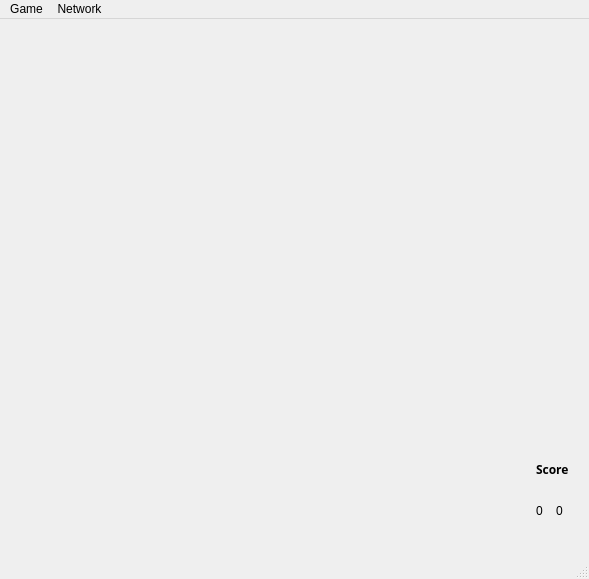
wa1575/AI_connect6_proto, file connect-six/mainwindow.ui: the form before one commit.
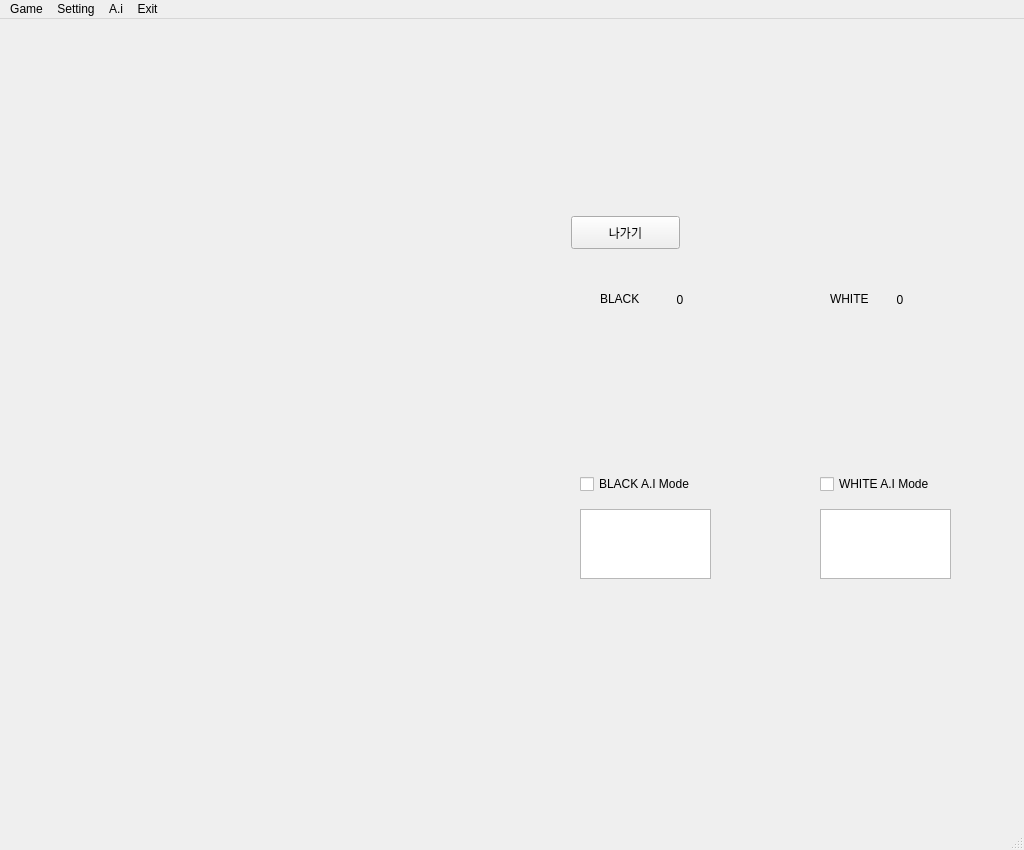
The form after the commit. Icons and pictures are not drawn.

The edit to the form file:
```diff
--- a/connect-six/mainwindow.ui
+++ b/connect-six/mainwindow.ui
@@ -6,33 +6,171 @@
    <rect>
     <x>0</x>
     <y>0</y>
-    <width>589</width>
-    <height>579</height>
+    <width>1024</width>
+    <height>850</height>
    </rect>
   </property>
+  <property name="maximumSize">
+   <size>
+    <width>1024</width>
+    <height>850</height>
+   </size>
+  </property>
   <property name="windowTitle">
    <string>MainWindow</string>
   </property>
   <widget class="QWidget" name="centralWidget">
+   <property name="minimumSize">
+    <size>
+     <width>1024</width>
+     <height>800</height>
+    </size>
+   </property>
+   <property name="maximumSize">
+    <size>
+     <width>1024</width>
+     <height>16777215</height>
+    </size>
+   </property>
    <widget class="QWidget" name="layoutWidget">
     <property name="geometry">
      <rect>
-      <x>9</x>
-      <y>9</y>
-      <width>571</width>
-      <height>501</height>
+      <x>560</x>
+      <y>110</y>
+      <width>131</width>
+      <height>131</height>
      </rect>
     </property>
-    <layout class="QHBoxLayout" name="horizontalLayout">
-     <item>
-      <layout class="QGridLayout" name="gridLayout">
+    <layout class="QGridLayout" name="gridLayout_4">
        <item row="0" column="0">
+      <widget class="QLabel" name="label_2">
+       <property name="font">
+        <font>
+         <weight>75</weight>
+         <bold>true</bold>
+        </font>
+       </property>
+       <property name="layoutDirection">
+        <enum>Qt::LeftToRight</enum>
+       </property>
+       <property name="text">
+        <string/>
+       </property>
+      </widget>
+     </item>
+     <item row="1" column="0">
+      <widget class="QLabel" name="label_turn">
+       <property name="sizePolicy">
+        <sizepolicy hsizetype="Expanding" vsizetype="Expanding">
+         <horstretch>0</horstretch>
+         <verstretch>0</verstretch>
+        </sizepolicy>
+       </property>
+       <property name="minimumSize">
+        <size>
+         <width>0</width>
+         <height>30</height>
+        </size>
+       </property>
+       <property name="maximumSize">
+        <size>
+         <width>16777215</width>
+         <height>30</height>
+        </size>
+       </property>
+       <property name="font">
+        <font>
+         <weight>75</weight>
+         <bold>true</bold>
+        </font>
+       </property>
+       <property name="text">
+        <string/>
+       </property>
+      </widget>
+     </item>
+     <item row="2" column="0">
+      <widget class="QPushButton" name="pushButton">
+       <property name="sizePolicy">
+        <sizepolicy hsizetype="Preferred" vsizetype="Preferred">
+         <horstretch>0</horstretch>
+         <verstretch>0</verstretch>
+        </sizepolicy>
+       </property>
+       <property name="maximumSize">
+        <size>
+         <width>396</width>
+         <height>16777215</height>
+        </size>
+       </property>
+       <property name="text">
+        <string>나가기</string>
+       </property>
+      </widget>
+     </item>
+    </layout>
+   </widget>
+   <widget class="QCheckBox" name="checkBox_2">
+    <property name="geometry">
+     <rect>
+      <x>820</x>
+      <y>450</y>
+      <width>170</width>
+      <height>30</height>
+     </rect>
+    </property>
+    <property name="sizePolicy">
+     <sizepolicy hsizetype="MinimumExpanding" vsizetype="MinimumExpanding">
+      <horstretch>0</horstretch>
+      <verstretch>0</verstretch>
+     </sizepolicy>
+    </property>
+    <property name="text">
+     <string>WHITE A.I Mode</string>
+    </property>
+   </widget>
+   <widget class="QCheckBox" name="checkBox">
+    <property name="geometry">
+     <rect>
+      <x>580</x>
+      <y>450</y>
+      <width>170</width>
+      <height>30</height>
+     </rect>
+    </property>
+    <property name="sizePolicy">
+     <sizepolicy hsizetype="MinimumExpanding" vsizetype="MinimumExpanding">
+      <horstretch>0</horstretch>
+      <verstretch>0</verstretch>
+     </sizepolicy>
+    </property>
+    <property name="text">
+     <string>BLACK A.I Mode</string>
+    </property>
+   </widget>
+   <widget class="QWidget" name="layoutWidget">
+    <property name="geometry">
+     <rect>
+      <x>10</x>
+      <y>10</y>
+      <width>521</width>
+      <height>704</height>
+     </rect>
+    </property>
+    <layout class="QGridLayout" name="gridLayout">
+     <item row="0" column="1">
         <layout class="QHBoxLayout" name="HLayout">
          <property name="topMargin">
-          <number>10</number>
+        <number>0</number>
          </property>
          <item>
           <widget class="QLabel" name="label_6">
+         <property name="maximumSize">
+          <size>
+           <width>6</width>
+           <height>16777215</height>
+          </size>
+         </property>
            <property name="font">
             <font>
              <weight>75</weight>
@@ -49,16 +187,25 @@
            <property name="orientation">
             <enum>Qt::Horizontal</enum>
            </property>
+         <property name="sizeType">
+          <enum>QSizePolicy::Expanding</enum>
+         </property>
            <property name="sizeHint" stdset="0">
             <size>
              <width>40</width>
-             <height>20</height>
+           <height>220</height>
             </size>
            </property>
           </spacer>
          </item>
          <item>
           <widget class="QLabel" name="label_3">
+         <property name="maximumSize">
+          <size>
+           <width>6</width>
+           <height>16777215</height>
+          </size>
+         </property>
            <property name="font">
             <font>
              <weight>75</weight>
@@ -72,6 +219,24 @@
          </item>
          <item>
           <widget class="QLabel" name="label_color">
+         <property name="sizePolicy">
+          <sizepolicy hsizetype="Expanding" vsizetype="Expanding">
+           <horstretch>2</horstretch>
+           <verstretch>2</verstretch>
+          </sizepolicy>
+         </property>
+         <property name="minimumSize">
+          <size>
+           <width>460</width>
+           <height>700</height>
+          </size>
+         </property>
+         <property name="maximumSize">
+          <size>
+           <width>460</width>
+           <height>700</height>
+          </size>
+         </property>
            <property name="font">
             <font>
              <weight>75</weight>
@@ -88,63 +253,86 @@
            <property name="orientation">
             <enum>Qt::Horizontal</enum>
            </property>
+         <property name="sizeType">
+          <enum>QSizePolicy::Expanding</enum>
+         </property>
            <property name="sizeHint" stdset="0">
             <size>
              <width>40</width>
-             <height>20</height>
+           <height>220</height>
             </size>
            </property>
           </spacer>
          </item>
-         <item>
-          <widget class="QLabel" name="label_turn">
-           <property name="font">
-            <font>
-             <weight>75</weight>
-             <bold>true</bold>
-            </font>
-           </property>
+      </layout>
+     </item>
+    </layout>
+   </widget>
+   <widget class="QLabel" name="label">
+    <property name="geometry">
+     <rect>
+      <x>600</x>
+      <y>270</y>
+      <width>60</width>
+      <height>20</height>
+     </rect>
+    </property>
+    <property name="sizePolicy">
+     <sizepolicy hsizetype="Expanding" vsizetype="Expanding">
+      <horstretch>0</horstretch>
+      <verstretch>0</verstretch>
+     </sizepolicy>
+    </property>
            <property name="text">
-            <string/>
-           </property>
-          </widget>
-         </item>
-         <item>
-          <widget class="QLabel" name="label_2">
-           <property name="font">
-            <font>
-             <weight>75</weight>
-             <bold>true</bold>
-            </font>
-           </property>
+     <string>BLACK</string>
+    </property>
+   </widget>
+   <widget class="QLabel" name="label_8">
+    <property name="geometry">
+     <rect>
+      <x>830</x>
+      <y>270</y>
+      <width>60</width>
+      <height>20</height>
+     </rect>
+    </property>
+    <property name="sizePolicy">
+     <sizepolicy hsizetype="Expanding" vsizetype="Expanding">
+      <horstretch>0</horstretch>
+      <verstretch>0</verstretch>
+     </sizepolicy>
+    </property>
            <property name="text">
-            <string/>
-           </property>
-          </widget>
-         </item>
-        </layout>
-       </item>
-      </layout>
-     </item>
-     <item>
-      <layout class="QVBoxLayout" name="verticalLayout_2">
-       <item>
-        <spacer name="verticalSpacer">
-         <property name="orientation">
-          <enum>Qt::Vertical</enum>
-         </property>
-         <property name="sizeHint" stdset="0">
-          <size>
-           <width>20</width>
-           <height>40</height>
-          </size>
-         </property>
-        </spacer>
-       </item>
-       <item>
-        <layout class="QGridLayout" name="gridLayout_2">
-         <item row="1" column="0">
+     <string>WHITE</string>
+    </property>
+   </widget>
           <widget class="QLabel" name="label_4">
+    <property name="geometry">
+     <rect>
+      <x>580</x>
+      <y>270</y>
+      <width>200</width>
+      <height>200</height>
+     </rect>
+    </property>
+    <property name="sizePolicy">
+     <sizepolicy hsizetype="Expanding" vsizetype="Expanding">
+      <horstretch>0</horstretch>
+      <verstretch>0</verstretch>
+     </sizepolicy>
+    </property>
+    <property name="minimumSize">
+     <size>
+      <width>200</width>
+      <height>200</height>
+     </size>
+    </property>
+    <property name="maximumSize">
+     <size>
+      <width>200</width>
+      <height>200</height>
+     </size>
+    </property>
            <property name="text">
             <string/>
            </property>
@@ -152,33 +340,37 @@
             <pixmap>../../../../../FIT/2.sem/qt/moje/moje-piskvorky-0.5.2-doxygen/images/white.png</pixmap>
            </property>
           </widget>
-         </item>
-         <item row="1" column="1">
-          <widget class="QLabel" name="label_5">
-           <property name="text">
-            <string/>
-           </property>
-           <property name="pixmap">
-            <pixmap>../../../../../FIT/2.sem/qt/moje/moje-piskvorky-0.5.2-doxygen/images/black.png</pixmap>
-           </property>
-          </widget>
-         </item>
-         <item row="2" column="0">
           <widget class="QLabel" name="label_score_white">
-           <property name="text">
-            <string>0</string>
-           </property>
-          </widget>
-         </item>
-         <item row="2" column="1">
-          <widget class="QLabel" name="label_score_black">
+    <property name="enabled">
+     <bool>true</bool>
+    </property>
+    <property name="geometry">
+     <rect>
+      <x>670</x>
+      <y>270</y>
+      <width>21</width>
+      <height>21</height>
+     </rect>
+    </property>
+    <property name="sizePolicy">
+     <sizepolicy hsizetype="Expanding" vsizetype="Expanding">
+      <horstretch>0</horstretch>
+      <verstretch>0</verstretch>
+     </sizepolicy>
+    </property>
            <property name="text">
-            <string>0</string>
-           </property>
-          </widget>
-         </item>
-         <item row="0" column="0" colspan="2">
+     <string>  0</string>
+    </property>
+   </widget>
           <widget class="QLabel" name="label_score">
+    <property name="geometry">
+     <rect>
+      <x>610</x>
+      <y>200</y>
+      <width>16</width>
+      <height>16</height>
+     </rect>
+    </property>
            <property name="font">
             <font>
              <family>Sans Serif</family>
@@ -187,15 +379,81 @@
             </font>
            </property>
            <property name="text">
-            <string>Score</string>
-           </property>
-          </widget>
-         </item>
-        </layout>
-       </item>
-      </layout>
-     </item>
-    </layout>
+     <string/>
+    </property>
+   </widget>
+   <widget class="QLabel" name="label_5">
+    <property name="geometry">
+     <rect>
+      <x>820</x>
+      <y>270</y>
+      <width>200</width>
+      <height>200</height>
+     </rect>
+    </property>
+    <property name="sizePolicy">
+     <sizepolicy hsizetype="Expanding" vsizetype="Expanding">
+      <horstretch>0</horstretch>
+      <verstretch>0</verstretch>
+     </sizepolicy>
+    </property>
+    <property name="minimumSize">
+     <size>
+      <width>200</width>
+      <height>200</height>
+     </size>
+    </property>
+    <property name="maximumSize">
+     <size>
+      <width>200</width>
+      <height>200</height>
+     </size>
+    </property>
+    <property name="text">
+     <string/>
+    </property>
+    <property name="pixmap">
+     <pixmap>../../../../../FIT/2.sem/qt/moje/moje-piskvorky-0.5.2-doxygen/images/black.png</pixmap>
+    </property>
+   </widget>
+   <widget class="QLabel" name="label_score_black">
+    <property name="geometry">
+     <rect>
+      <x>890</x>
+      <y>270</y>
+      <width>21</width>
+      <height>21</height>
+     </rect>
+    </property>
+    <property name="sizePolicy">
+     <sizepolicy hsizetype="Expanding" vsizetype="Expanding">
+      <horstretch>0</horstretch>
+      <verstretch>0</verstretch>
+     </sizepolicy>
+    </property>
+    <property name="text">
+     <string>  0</string>
+    </property>
+   </widget>
+   <widget class="QTextEdit" name="textEdit">
+    <property name="geometry">
+     <rect>
+      <x>580</x>
+      <y>490</y>
+      <width>131</width>
+      <height>70</height>
+     </rect>
+    </property>
+   </widget>
+   <widget class="QTextEdit" name="textEdit_2">
+    <property name="geometry">
+     <rect>
+      <x>820</x>
+      <y>490</y>
+      <width>131</width>
+      <height>70</height>
+     </rect>
+    </property>
    </widget>
   </widget>
   <widget class="QStatusBar" name="statusBar"/>
@@ -204,13 +462,13 @@
     <rect>
      <x>0</x>
      <y>0</y>
-     <width>589</width>
+     <width>1024</width>
      <height>21</height>
     </rect>
    </property>
    <widget class="QMenu" name="menuGame">
     <property name="title">
-     <string>Network</string>
+     <string>Setting</string>
     </property>
     <addaction name="actionNew_Network_Game"/>
     <addaction name="actionConnect_to_Game"/>
@@ -221,10 +479,22 @@
     </property>
     <addaction name="actionMove_Back_2"/>
     <addaction name="actionReset_Game"/>
+   </widget>
+   <widget class="QMenu" name="menuA_i">
+    <property name="title">
+     <string>A.i</string>
+    </property>
+   </widget>
+   <widget class="QMenu" name="menuExit">
+    <property name="title">
+     <string>Exit</string>
+    </property>
     <addaction name="actionQuit"/>
    </widget>
    <addaction name="menuGame_2"/>
    <addaction name="menuGame"/>
+   <addaction name="menuA_i"/>
+   <addaction name="menuExit"/>
   </widget>
   <action name="actionNewLocalGame">
    <property name="text">
```
Left out of the diff: 5 changed lines with no effect on the pictures. Lines whose indentation alone changed are shown as unchanged.
